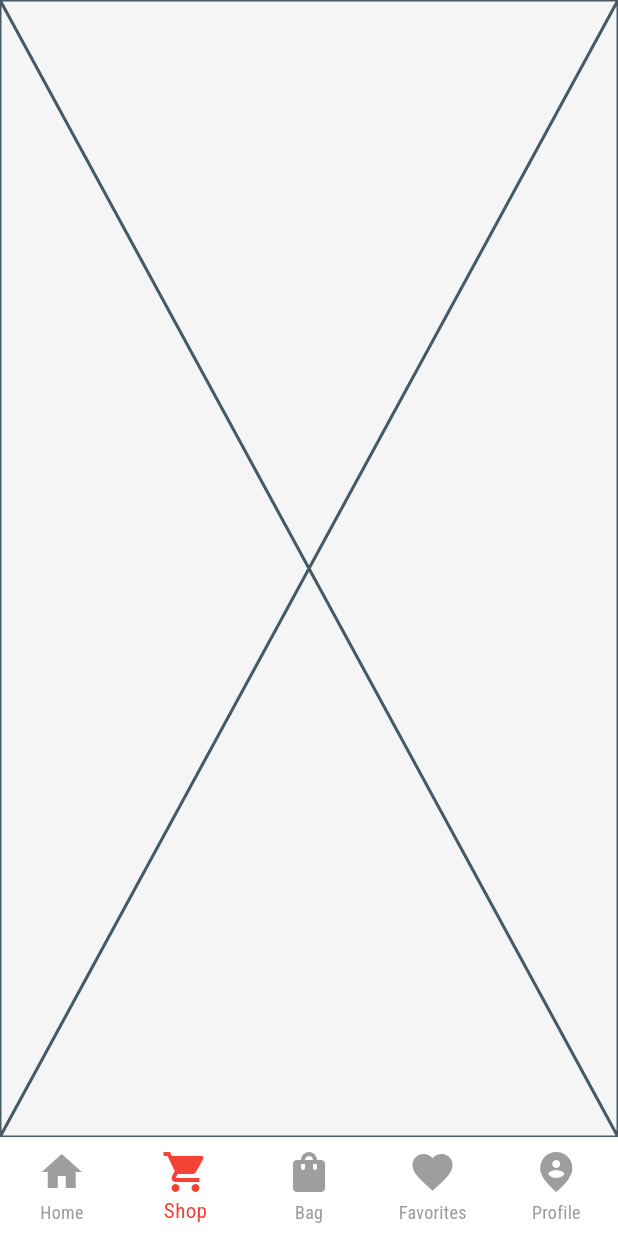
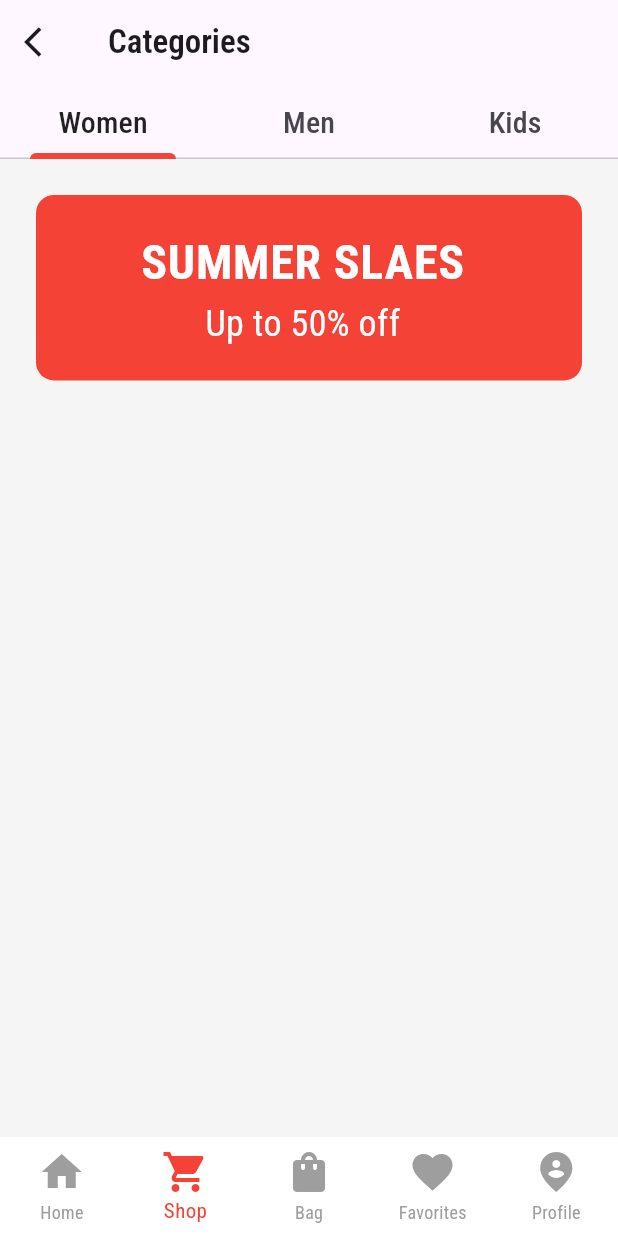
Before and after one commit to chheng-dev/ecomerce-flutter, a Flutter app: the screen it shows after launch, item 2 of the bottom bar chosen, on a phone screen of 412 x 824 dp. Run offline on Flutter 3.47's test engine with Material 3 defaults, Android fonts, the phone set to English and light mode, and no system bars; our stand-ins replace carousel_slider, flutter_svg; network calls fail.

Commit message:
WIP #2 create shop screen

```diff
--- a/lib/constants/theme_constants.dart
+++ b/lib/constants/theme_constants.dart
@@ -5,6 +5,7 @@ class AppColors {
   static const Color secondaryColor = Color(0xFF673AB7);
   static const Color backgroundColor = Color(0xFFF5F5F5);
   static const Color errorColor = Colors.orange;
+  static const Color blackColor = Colors.black87;
 }
 
 class AppTextStyles {
@@ -29,6 +30,14 @@ class ConfigConstants {
   static const double margin2 = 24.0;
 
   static const double margin3 = 32.0;
+
+  static const double padding0 = 12.0;
+
+  static const double padding1 = 16.0;
+
+  static const double padding2 = 24.0;
+
+  static const double padding3 = 32.0;
 
   static const double iconSize0 = 12.0;
 
--- a/lib/views/shop_screen.dart
+++ b/lib/views/shop_screen.dart
@@ -1,10 +1,63 @@
+import 'package:ecomerce_app/constants/theme_constants.dart';
+import 'package:ecomerce_app/widgets/shop_screen/kid_tab_widget.dart';
+import 'package:ecomerce_app/widgets/shop_screen/men_tab_widget.dart';
+import 'package:ecomerce_app/widgets/shop_screen/women_tab_widget.dart';
 import 'package:flutter/material.dart';
 
 class ShopScreen extends StatelessWidget {
-  const ShopScreen({super.key});
+  ShopScreen({super.key});
+
+  final List<String> categoryTabs = [
+    "Women", "Men", "Kids"
+  ];
 
   @override
   Widget build(BuildContext context) {
-    return const Placeholder();
+    return DefaultTabController(
+      length: categoryTabs.length,
+      child: Scaffold(
+        appBar: AppBar(
+          leading: IconButton(
+            onPressed: () {
+              Navigator.pushReplacementNamed(context, "/");
+            },
+            icon: Icon(Icons.arrow_back_ios),
+          ),
+          title: Text(
+            "Categories",
+            style: TextStyle(fontWeight: FontWeight.w600),
+          ),
+          bottom: TabBar(
+            indicatorPadding: EdgeInsets.symmetric(horizontal: 20),
+            padding: EdgeInsets.zero,
+            labelPadding: EdgeInsets.zero,
+            indicatorColor: AppColors.primaryColor,
+            labelColor: AppColors.blackColor,
+            indicatorWeight: 4.0,
+            tabs: categoryTabs
+            .map((category) => SizedBox(
+                  height: 40,
+                  child: Center(
+                    child: Text(
+                      category,
+                      style: TextStyle(
+                        fontSize: 20
+                      ),
+                    )
+                  ),
+                ),
+              )
+            .toList(),
+          ),
+        ),
+        body: TabBarView(
+          children: [
+            WomenTabWidget(),
+            MenTabWidget(),
+            KidTabWidget()
+          ],
+        ),
+      ),
+    );
   }
 }
--- a/lib/widgets/header_section_widget.dart
+++ b/lib/widgets/header_section_widget.dart
@@ -13,10 +13,11 @@ class HeaderSectionWidget extends StatelessWidget {
     return  Row(
       mainAxisAlignment: MainAxisAlignment.spaceBetween,
       children: [
-        Expanded( // Wrap ListTile with Expanded to avoid overflow issues
+        Expanded(
           child: ListTile(
+            contentPadding: EdgeInsets.symmetric(horizontal: 8),
             title: Text(
-              '$title',  // Correct string interpolation
+              '$title',
               style: TextStyle(
                 fontSize: ConfigConstants.fontSize3,
                 fontWeight: FontWeight.bold,
--- a/lib/widgets/home_screen/new_section_widget.dart
+++ b/lib/widgets/home_screen/new_section_widget.dart
@@ -14,7 +14,7 @@ class NewSectionWidget extends StatelessWidget {
   Widget build(BuildContext context) {
     return Container(
       color: Colors.white,
-      padding: const EdgeInsets.all(8.0),
+      padding: const EdgeInsets.all(16.0),
       child: Column(
         crossAxisAlignment: CrossAxisAlignment.start,
         children: [
--- a/lib/widgets/home_screen/sale_section_widget.dart
+++ b/lib/widgets/home_screen/sale_section_widget.dart
@@ -14,7 +14,7 @@ class SaleSectionWidget extends StatelessWidget {
   Widget build(BuildContext context) {
     return Container(
       color: Colors.white,
-      padding: const EdgeInsets.all(8.0), // Added padding for better UI spacing
+      padding: const EdgeInsets.all(16.0), // Added padding for better UI spacing
       child: Column(
         crossAxisAlignment: CrossAxisAlignment.start, // Align children to the start
         children: [
--- /dev/null
+++ b/lib/widgets/shop_screen/kid_tab_widget.dart
@@ -0,0 +1,10 @@
+import 'package:flutter/material.dart';
+
+class KidTabWidget extends StatelessWidget {
+  const KidTabWidget({super.key});
+
+  @override
+  Widget build(BuildContext context) {
+    return const Placeholder();
+  }
+}
--- /dev/null
+++ b/lib/widgets/shop_screen/men_tab_widget.dart
@@ -0,0 +1,10 @@
+import 'package:flutter/material.dart';
+
+class MenTabWidget extends StatelessWidget {
+  const MenTabWidget({super.key});
+
+  @override
+  Widget build(BuildContext context) {
+    return const Placeholder();
+  }
+}
--- /dev/null
+++ b/lib/widgets/shop_screen/women_tab_widget.dart
@@ -0,0 +1,47 @@
+import 'package:ecomerce_app/constants/theme_constants.dart';
+import 'package:flutter/material.dart';
+
+class WomenTabWidget extends StatelessWidget {
+  const WomenTabWidget({super.key});
+
+  @override
+  Widget build(BuildContext context) {
+    return Container(
+      padding: EdgeInsets.symmetric(
+        horizontal: ConfigConstants.padding2,
+        vertical: ConfigConstants.padding2
+      ),
+      child: ListView(
+        children: [
+          Container(
+            alignment: Alignment.center,
+            height: MediaQuery.of(context).size.height * 0.15,
+            decoration: BoxDecoration(
+              color: AppColors.primaryColor,
+              borderRadius: BorderRadius.circular(12)
+            ),
+            child: ListTile(
+              title: Text(
+                "SUMMER SLAES",
+                textAlign: TextAlign.center,
+                style: TextStyle(
+                  fontSize: ConfigConstants.fontSize3,
+                  color: Colors.white,
+                  fontWeight: FontWeight.bold
+                ),
+              ),
+              subtitle: Text(
+                "Up to 50% off",
+                textAlign: TextAlign.center,
+                style: TextStyle(
+                  fontSize: ConfigConstants.fontSize2,
+                  color: Colors.white
+                ),
+              ),
+            ),
+          )
+        ],
+      ),
+    );
+  }
+}
```
